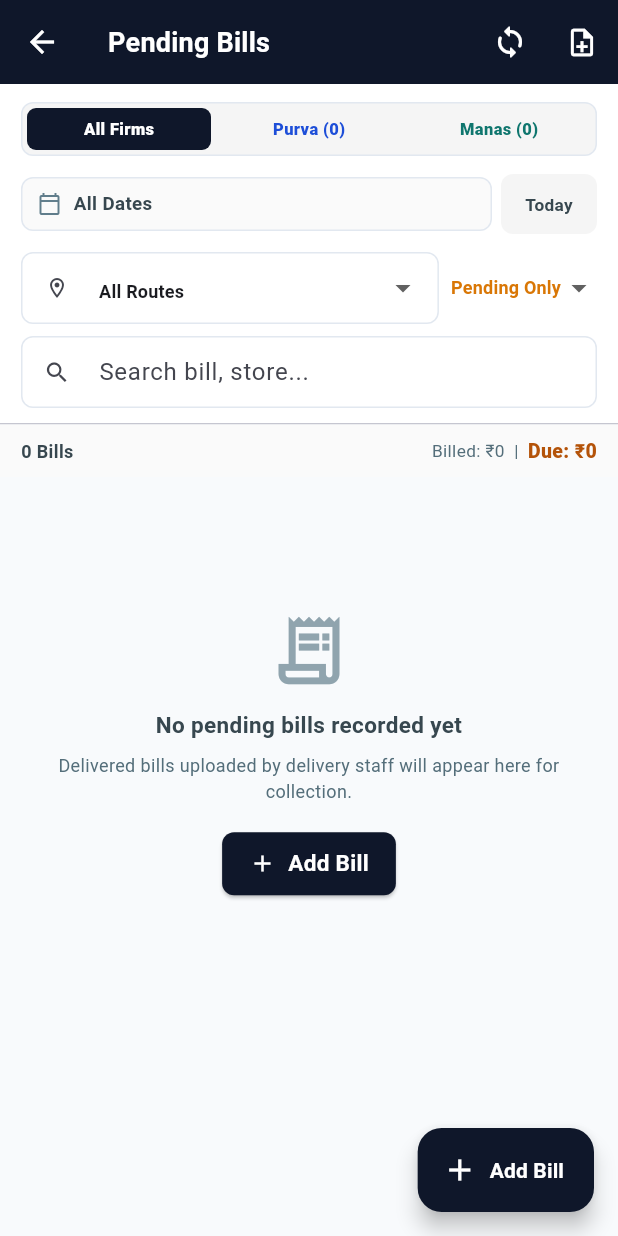
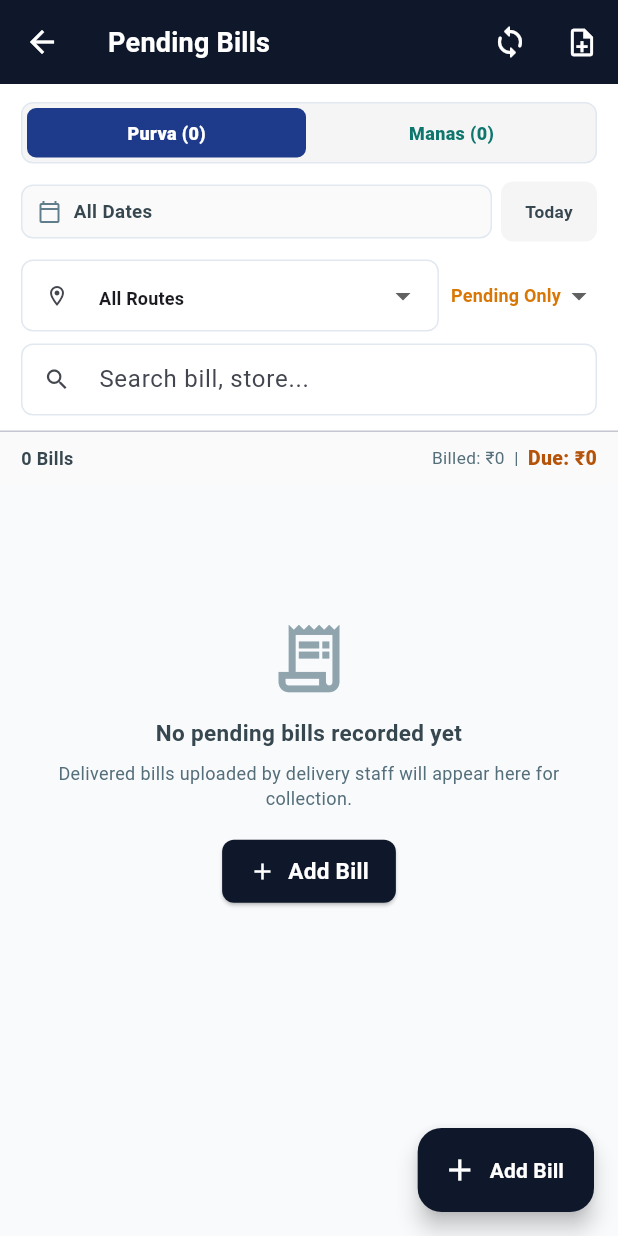
Before and after one commit to AtharvaKalhatkar/collection-app, a Flutter app: the PendingBillsListScreen screen opened directly, on a phone screen of 412 x 824 dp. Run offline on Flutter 3.47's test engine with Material 3 defaults, Android fonts, the phone set to English and light mode, and no system bars; our stand-ins replace geolocator, image_picker, pdf, printing, shared_preferences, supabase_flutter; missing offline and left inert: dart:html, dart:js, dart:ui_web, excel; accounts and stored records are empty; network calls fail; key blocks and very long unbroken strings in the code were emptied for the run.

Commit message:
Optimize Gemini AI text extraction to 2s using 3.5-flash-lite with minimal thinking and remove All Firms filter from pending bills

```diff
--- a/lib/screens/pending_bills_list_screen.dart
+++ b/lib/screens/pending_bills_list_screen.dart
@@ -28,7 +28,7 @@ class PendingBillsListScreen extends StatefulWidget {
 
 class _PendingBillsListScreenState extends State<PendingBillsListScreen> {
   DateTime? _selectedInvoiceDate;
-  String? _selectedFirm;
+  String _selectedFirm = 'Purva Enterprises';
   String? _selectedRouteId;
   String _searchQuery = '';
   String _statusFilter = 'pending'; // 'pending', 'all', 'paid'
@@ -37,7 +37,7 @@ class _PendingBillsListScreenState extends State<PendingBillsListScreen> {
   void initState() {
     super.initState();
     _selectedInvoiceDate = widget.initialInvoiceDate;
-    _selectedFirm = widget.initialFirm;
+    _selectedFirm = widget.initialFirm ?? 'Purva Enterprises';
   }
 
   Future<void> _pickInvoiceDate() async {
@@ -72,7 +72,7 @@ class _PendingBillsListScreenState extends State<PendingBillsListScreen> {
     if (added != null && mounted) {
       setState(() {
         _selectedInvoiceDate = null;
-        _selectedFirm = null;
+        _selectedFirm = added.firmName.isNotEmpty ? added.firmName : _selectedFirm;
         _selectedRouteId = null;
         _statusFilter = 'pending';
         _searchQuery = '';
@@ -122,9 +122,7 @@ class _PendingBillsListScreenState extends State<PendingBillsListScreen> {
     // Filter bills
     final filteredBills = allBills.where((b) {
       // Firm filter
-      if (_selectedFirm != null && _selectedFirm!.isNotEmpty) {
-        if (b.firmName != _selectedFirm) return false;
-      }
+      if (b.firmName != _selectedFirm) return false;
 
       // Route filter
       if (_selectedRouteId != null && _selectedRouteId!.isNotEmpty) {
@@ -197,7 +195,7 @@ class _PendingBillsListScreenState extends State<PendingBillsListScreen> {
             child: Column(
               crossAxisAlignment: CrossAxisAlignment.start,
               children: [
-                // Firm Selector (All / Purva / Manas)
+                // Firm Selector (Purva / Manas)
                 Container(
                   padding: const EdgeInsets.all(3),
                   decoration: BoxDecoration(
@@ -207,39 +205,13 @@ class _PendingBillsListScreenState extends State<PendingBillsListScreen> {
                   ),
                   child: Row(
                     children: [
-                      // All Firms
-                      Expanded(
-                        child: InkWell(
-                          onTap: () => setState(() => _selectedFirm = null),
-                          borderRadius: BorderRadius.circular(6),
-                          child: Container(
-                            padding: const EdgeInsets.symmetric(vertical: 6),
-                            decoration: BoxDecoration(
-                              color: _selectedFirm == null ? AppTheme.primary : Colors.transparent,
-                              borderRadius: BorderRadius.circular(6),
-                            ),
-                            child: Center(
-                              child: Text(
-                                'All Firms',
-                                style: TextStyle(
-                                  fontSize: 11,
-                                  fontWeight: FontWeight.w800,
-                                  color: _selectedFirm == null ? Colors.white : Colors.blueGrey.shade800,
-                                ),
-                              ),
-                            ),
-                          ),
-                        ),
-                      ),
-                      const SizedBox(width: 4),
-
                       // Purva
                       Expanded(
                         child: InkWell(
                           onTap: () => setState(() => _selectedFirm = 'Purva Enterprises'),
                           borderRadius: BorderRadius.circular(6),
                           child: Container(
-                            padding: const EdgeInsets.symmetric(vertical: 6),
+                            padding: const EdgeInsets.symmetric(vertical: 8),
                             decoration: BoxDecoration(
                               color: _selectedFirm == 'Purva Enterprises' ? AppTheme.purvaPrimary : Colors.transparent,
                               borderRadius: BorderRadius.circular(6),
@@ -248,7 +220,7 @@ class _PendingBillsListScreenState extends State<PendingBillsListScreen> {
                               child: Text(
                                 'Purva ($purvaPendingCount)',
                                 style: TextStyle(
-                                  fontSize: 11,
+                                  fontSize: 12,
                                   fontWeight: FontWeight.w800,
                                   color: _selectedFirm == 'Purva Enterprises' ? Colors.white : AppTheme.purvaText,
                                 ),
@@ -265,7 +237,7 @@ class _PendingBillsListScreenState extends State<PendingBillsListScreen> {
                           onTap: () => setState(() => _selectedFirm = 'Manas Sales'),
                           borderRadius: BorderRadius.circular(6),
                           child: Container(
-                            padding: const EdgeInsets.symmetric(vertical: 6),
+                            padding: const EdgeInsets.symmetric(vertical: 8),
                             decoration: BoxDecoration(
                               color: _selectedFirm == 'Manas Sales' ? AppTheme.manasPrimary : Colors.transparent,
                               borderRadius: BorderRadius.circular(6),
@@ -274,7 +246,7 @@ class _PendingBillsListScreenState extends State<PendingBillsListScreen> {
                               child: Text(
                                 'Manas ($manasPendingCount)',
                                 style: TextStyle(
-                                  fontSize: 11,
+                                  fontSize: 12,
                                   fontWeight: FontWeight.w800,
                                   color: _selectedFirm == 'Manas Sales' ? Colors.white : AppTheme.manasText,
                                 ),
@@ -540,7 +512,7 @@ class _PendingBillsListScreenState extends State<PendingBillsListScreen> {
                                   if (allBills.isNotEmpty) ...[
                                     ElevatedButton.icon(
                                       icon: const Icon(Icons.clear_all, size: 18),
-                                      label: Text('Clear Filters (Show All ${allBills.length} Bills)'),
+                                      label: const Text('Reset Filters'),
                                       style: ElevatedButton.styleFrom(
                                         backgroundColor: AppTheme.primary,
                                         foregroundColor: Colors.white,
@@ -549,7 +521,7 @@ class _PendingBillsListScreenState extends State<PendingBillsListScreen> {
                                       onPressed: () {
                                         setState(() {
                                           _selectedInvoiceDate = null;
-                                          _selectedFirm = null;
+                                          _selectedFirm = 'Purva Enterprises';
                                           _selectedRouteId = null;
                                           _statusFilter = 'pending';
                                           _searchQuery = '';
```
Also changed, not shown: lib/services/bill_ocr_service.dart (+52 -9 lines).
